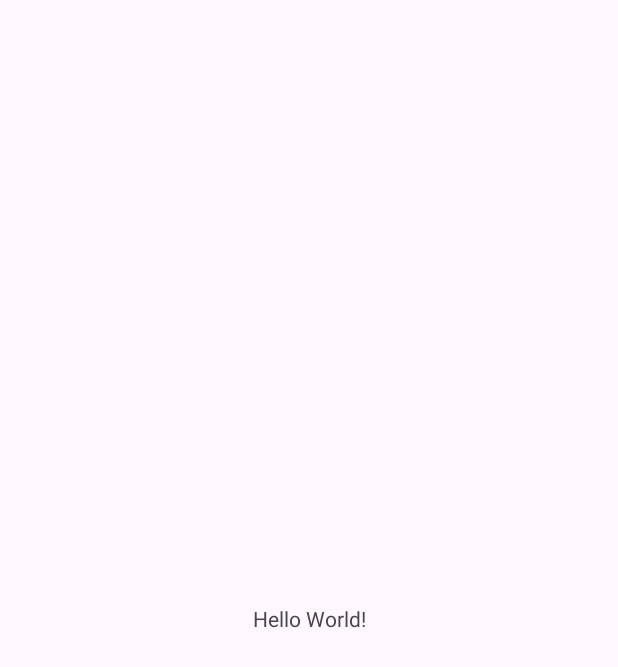
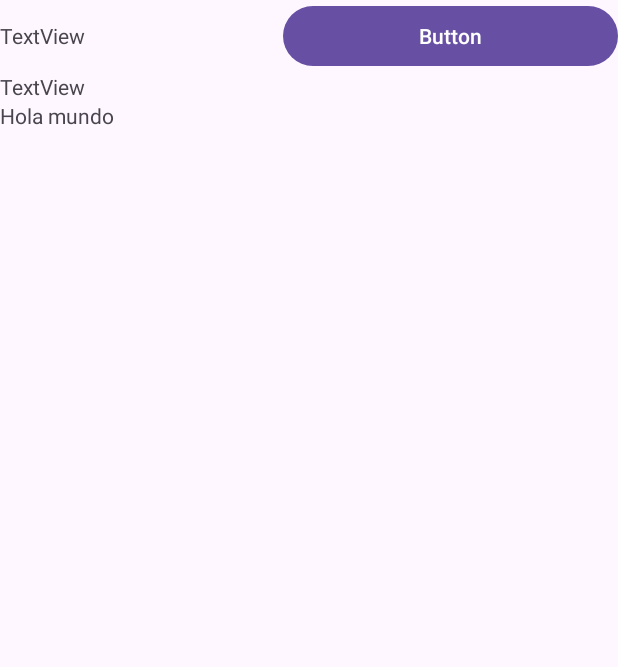
Before and after one commit to sergiomedinaio/AplicacionNueva, an Android app: the screen it shows after launch (MainActivity), on a phone screen of 412 x 824 dp. Before the commit the part shown is almost empty. Shown: the top 667 px of the screen. Run offline under Robolectric (Android 15) with nearby library versions, the phone set to English and light mode, and no system bars.

Commit message:
feat: add layout setup

```diff
--- a/app/src/main/java/ar/edu/davinci/aplicacionnueva/MainActivity.java
+++ b/app/src/main/java/ar/edu/davinci/aplicacionnueva/MainActivity.java
@@ -3,6 +3,8 @@ package ar.edu.davinci.aplicacionnueva;
 import androidx.appcompat.app.AppCompatActivity;
 
 import android.os.Bundle;
+import android.util.Log;
+import android.widget.TextView;
 
 public class MainActivity extends AppCompatActivity {
 
@@ -10,5 +12,8 @@ public class MainActivity extends AppCompatActivity {
     protected void onCreate(Bundle savedInstanceState) {
         super.onCreate(savedInstanceState);
         setContentView(R.layout.activity_main);
+        TextView myText = new TextView(this);
+        myText.setText("Hello world");
+        Log.d("test", "testing app");
     }
 }
--- a/app/src/main/res/layout/activity_main.xml
+++ b/app/src/main/res/layout/activity_main.xml
@@ -6,13 +6,52 @@
     android:layout_height="match_parent"
     tools:context=".MainActivity">
 
-    <TextView
-        android:layout_width="wrap_content"
-        android:layout_height="wrap_content"
-        android:text="Hello World!"
-        app:layout_constraintBottom_toBottomOf="parent"
-        app:layout_constraintEnd_toEndOf="parent"
-        app:layout_constraintStart_toStartOf="parent"
-        app:layout_constraintTop_toTopOf="parent" />
+    <LinearLayout
+        android:layout_width="match_parent"
+        android:layout_height="match_parent"
+        android:orientation="vertical"
+        app:layout_constraintBottom_toBottomOf="parent">
+
+        <LinearLayout
+            android:layout_width="match_parent"
+            android:layout_height="wrap_content"
+            android:orientation="horizontal"
+            android:visibility="visible">
+
+            <TextView
+                android:id="@+id/textView2"
+                android:layout_width="wrap_content"
+                android:layout_height="wrap_content"
+                android:layout_weight="1"
+                android:text="TextView" />
+
+            <Button
+                android:id="@+id/button"
+                android:layout_width="wrap_content"
+                android:layout_height="wrap_content"
+                android:layout_weight="1"
+                android:text="Button" />
+        </LinearLayout>
+
+        <LinearLayout
+            android:layout_width="match_parent"
+            android:layout_height="match_parent"
+            android:orientation="vertical">
+
+            <TextView
+                android:id="@+id/textView"
+                android:layout_width="wrap_content"
+                android:layout_height="wrap_content"
+                android:text="TextView" />
+
+            <TextView
+                android:id="@+id/main_text"
+                android:layout_width="wrap_content"
+                android:layout_height="wrap_content"
+                android:text="@string/main_text"
+                android:visibility="visible" />
+        </LinearLayout>
+
+    </LinearLayout>
 
 </androidx.constraintlayout.widget.ConstraintLayout>
--- a/app/src/main/res/values/strings.xml
+++ b/app/src/main/res/values/strings.xml
@@ -1,3 +1,4 @@
 <resources>
     <string name="app_name">AplicacionNueva</string>
+    <string name="main_text">Hola mundo</string>
 </resources>
```
